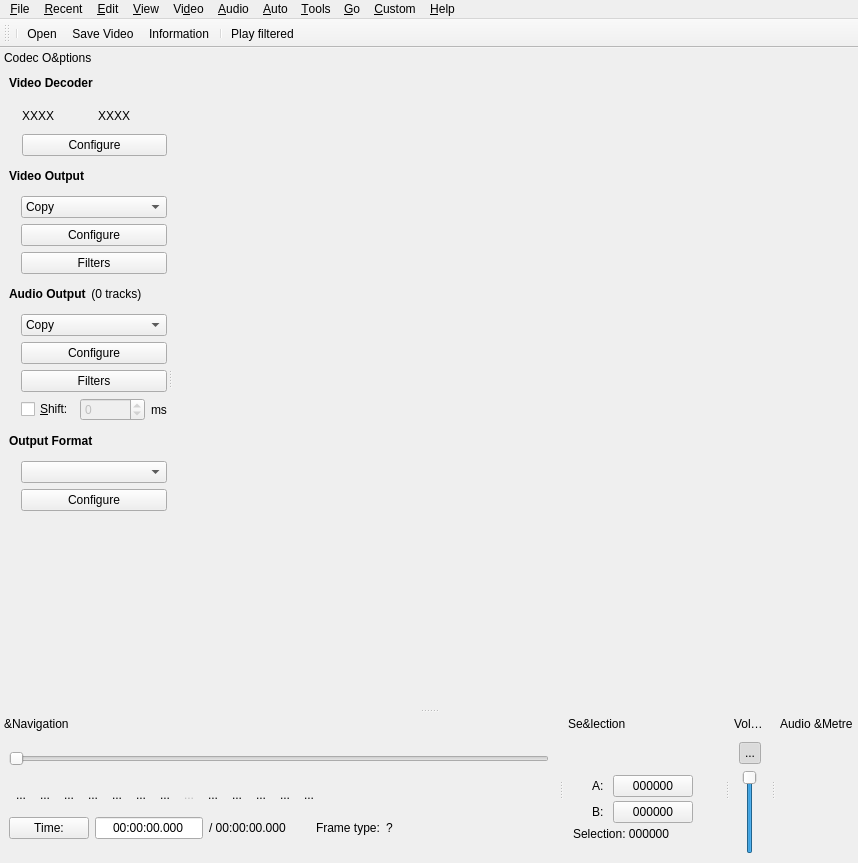
First picture: the form in avidemux/qt4/ADM_userInterfaces/ADM_gui/gui2.ui, repository mean00/avidemux2, before the edit.
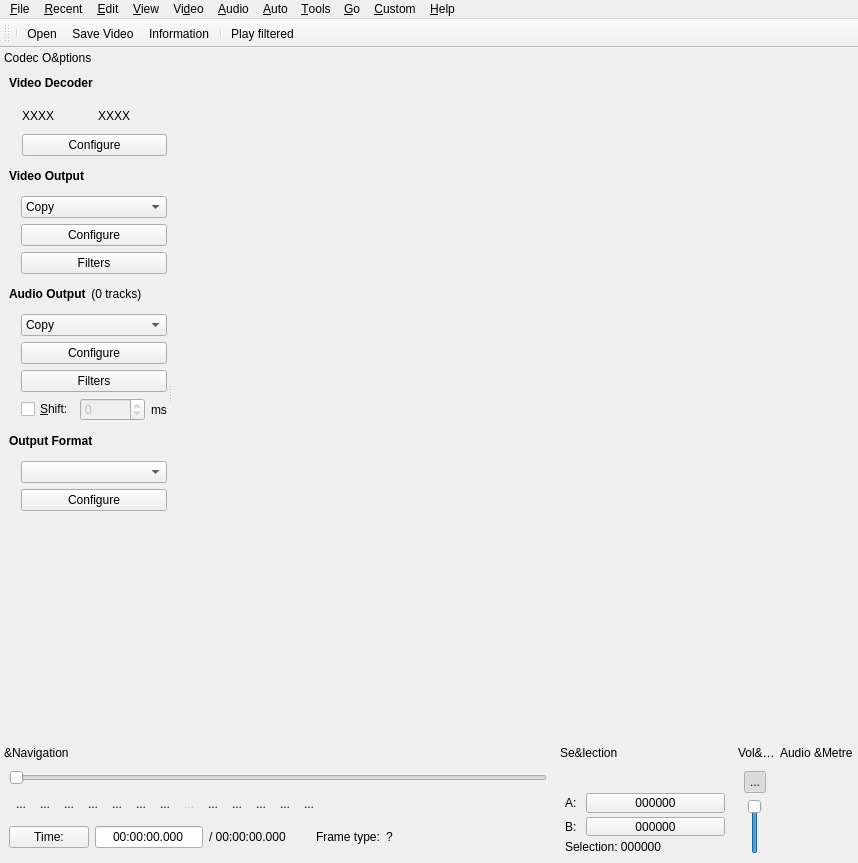
Second picture: the form after the edit. Icons and pictures are not drawn. Custom widgets are drawn as their Qt base class.

Commit message: [Qt/gui] Tweak properties of widgets in the bottom dock widget area for a more regular spacing, give the widgets a fixed height

Patch:
```diff
--- a/avidemux/qt4/ADM_userInterfaces/ADM_gui/gui2.ui
+++ b/avidemux/qt4/ADM_userInterfaces/ADM_gui/gui2.ui
@@ -870,11 +870,23 @@
   </widget>
   <widget class="QDockWidget" name="navigationWidget">
    <property name="sizePolicy">
-    <sizepolicy hsizetype="Expanding" vsizetype="Preferred">
+    <sizepolicy hsizetype="Expanding" vsizetype="Fixed">
      <horstretch>0</horstretch>
      <verstretch>0</verstretch>
     </sizepolicy>
    </property>
+   <property name="minimumSize">
+    <size>
+     <width>453</width>
+     <height>120</height>
+    </size>
+   </property>
+   <property name="maximumSize">
+    <size>
+     <width>524287</width>
+     <height>120</height>
+    </size>
+   </property>
    <property name="features">
     <set>QDockWidget::NoDockWidgetFeatures</set>
    </property>
@@ -1414,12 +1426,24 @@
    </widget>
   </widget>
   <widget class="QDockWidget" name="selectionWidget">
+   <property name="sizePolicy">
+    <sizepolicy hsizetype="Minimum" vsizetype="Fixed">
+     <horstretch>0</horstretch>
+     <verstretch>0</verstretch>
+    </sizepolicy>
+   </property>
    <property name="minimumSize">
     <size>
      <width>160</width>
      <height>120</height>
     </size>
    </property>
+   <property name="maximumSize">
+    <size>
+     <width>200</width>
+     <height>120</height>
+    </size>
+   </property>
    <property name="features">
     <set>QDockWidget::NoDockWidgetFeatures</set>
    </property>
@@ -1438,13 +1462,13 @@
     </property>
     <layout class="QVBoxLayout" name="verticalLayout_7">
      <property name="spacing">
-      <number>0</number>
+      <number>2</number>
      </property>
      <property name="leftMargin">
       <number>9</number>
      </property>
      <property name="topMargin">
-      <number>0</number>
+      <number>9</number>
      </property>
      <property name="rightMargin">
       <number>9</number>
@@ -1462,7 +1486,7 @@
        </property>
        <property name="minimumSize">
         <size>
-         <width>0</width>
+         <width>160</width>
          <height>20</height>
         </size>
        </property>
@@ -1478,38 +1502,28 @@
          <property name="verticalSpacing">
           <number>4</number>
          </property>
-         <item row="1" column="0">
-          <spacer name="horizontalSpacer">
-           <property name="orientation">
-            <enum>Qt::Horizontal</enum>
-           </property>
-           <property name="sizeType">
-            <enum>QSizePolicy::Fixed</enum>
-           </property>
-           <property name="sizeHint" stdset="0">
-            <size>
-             <width>10</width>
-             <height>0</height>
-            </size>
-           </property>
-          </spacer>
-         </item>
-         <item row="1" column="1">
+         <item row="0" column="0">
           <widget class="QLabel" name="label_2">
            <property name="text">
             <string>A:</string>
            </property>
           </widget>
          </item>
-         <item row="2" column="1">
+         <item row="1" column="0">
           <widget class="QLabel" name="label_9">
            <property name="text">
             <string>B:</string>
            </property>
           </widget>
          </item>
-         <item row="1" column="2">
+         <item row="0" column="1">
           <widget class="QPushButton" name="pushButtonJumpToMarkerA">
+           <property name="sizePolicy">
+            <sizepolicy hsizetype="MinimumExpanding" vsizetype="Fixed">
+             <horstretch>0</horstretch>
+             <verstretch>0</verstretch>
+            </sizepolicy>
+           </property>
            <property name="toolTip">
             <string>Go to marker A [PAGE UP]</string>
            </property>
@@ -1518,8 +1532,14 @@
            </property>
           </widget>
          </item>
-         <item row="2" column="2">
+         <item row="1" column="1">
           <widget class="QPushButton" name="pushButtonJumpToMarkerB">
+           <property name="sizePolicy">
+            <sizepolicy hsizetype="MinimumExpanding" vsizetype="Fixed">
+             <horstretch>0</horstretch>
+             <verstretch>0</verstretch>
+            </sizepolicy>
+           </property>
            <property name="toolTip">
             <string>Go to Marker B [PAGE DOWN]</string>
            </property>
@@ -1528,14 +1548,20 @@
            </property>
           </widget>
          </item>
-         <item row="3" column="0" colspan="3">
+         <item row="2" column="0" colspan="2">
           <widget class="QLabel" name="selectionDuration">
            <property name="sizePolicy">
-            <sizepolicy hsizetype="Preferred" vsizetype="Fixed">
+            <sizepolicy hsizetype="MinimumExpanding" vsizetype="Fixed">
              <horstretch>0</horstretch>
              <verstretch>0</verstretch>
             </sizepolicy>
            </property>
+           <property name="minimumSize">
+            <size>
+             <width>160</width>
+             <height>0</height>
+            </size>
+           </property>
            <property name="text">
             <string>Selection: 000000</string>
            </property>
@@ -1550,11 +1576,23 @@
   </widget>
   <widget class="QDockWidget" name="volumeWidget">
    <property name="sizePolicy">
-    <sizepolicy hsizetype="Fixed" vsizetype="Preferred">
+    <sizepolicy hsizetype="Fixed" vsizetype="Fixed">
      <horstretch>0</horstretch>
      <verstretch>0</verstretch>
     </sizepolicy>
    </property>
+   <property name="minimumSize">
+    <size>
+     <width>42</width>
+     <height>120</height>
+    </size>
+   </property>
+   <property name="maximumSize">
+    <size>
+     <width>42</width>
+     <height>120</height>
+    </size>
+   </property>
    <property name="features">
     <set>QDockWidget::NoDockWidgetFeatures</set>
    </property>
@@ -1588,6 +1626,12 @@
            <height>22</height>
           </size>
          </property>
+         <property name="maximumSize">
+          <size>
+           <width>22</width>
+           <height>22</height>
+          </size>
+         </property>
          <property name="text">
           <string>...</string>
          </property>
@@ -1621,6 +1665,12 @@
            <height>50</height>
           </size>
          </property>
+         <property name="maximumSize">
+          <size>
+           <width>22</width>
+           <height>16777215</height>
+          </size>
+         </property>
          <property name="maximum">
           <number>100</number>
          </property>
@@ -1639,11 +1689,23 @@
   </widget>
   <widget class="QDockWidget" name="audioMetreWidget">
    <property name="sizePolicy">
-    <sizepolicy hsizetype="Fixed" vsizetype="Preferred">
+    <sizepolicy hsizetype="Fixed" vsizetype="Fixed">
      <horstretch>0</horstretch>
      <verstretch>0</verstretch>
     </sizepolicy>
    </property>
+   <property name="minimumSize">
+    <size>
+     <width>82</width>
+     <height>120</height>
+    </size>
+   </property>
+   <property name="maximumSize">
+    <size>
+     <width>82</width>
+     <height>120</height>
+    </size>
+   </property>
    <property name="features">
     <set>QDockWidget::NoDockWidgetFeatures</set>
    </property>
@@ -1665,7 +1727,7 @@
     </property>
     <layout class="QVBoxLayout" name="verticalLayout_5">
      <property name="spacing">
-      <number>0</number>
+      <number>9</number>
      </property>
      <item>
       <widget class="QFrame" name="frameVU">
@@ -1681,6 +1743,12 @@
          <height>88</height>
         </size>
        </property>
+       <property name="maximumSize">
+        <size>
+         <width>64</width>
+         <height>16777215</height>
+        </size>
+       </property>
       </widget>
      </item>
     </layout>
```
